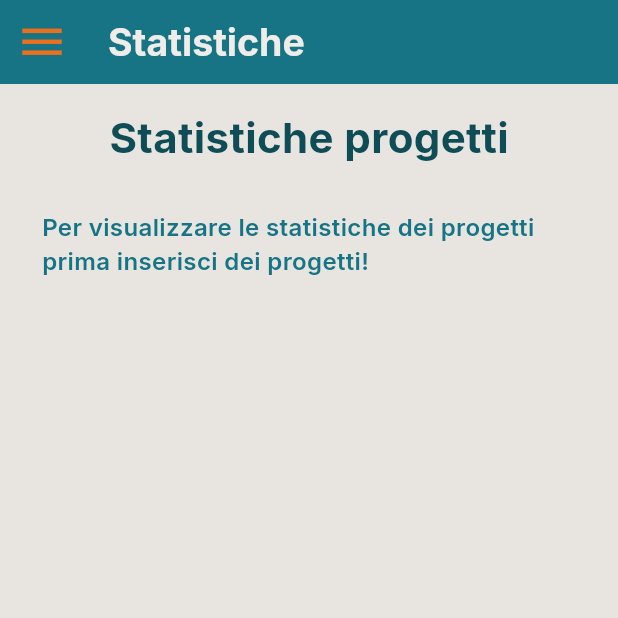
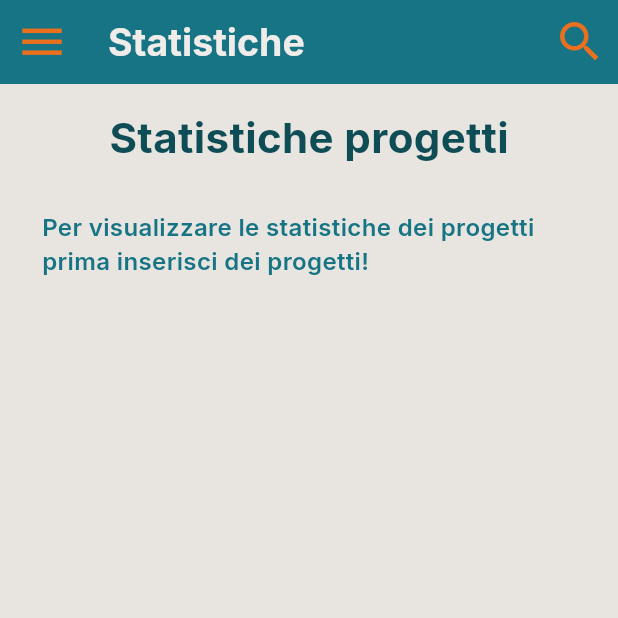
Before and after one commit to apiantonio/OneTask, a Flutter app: the Statistiche screen opened directly, on a phone screen of 412 x 824 dp, the top half of it. Run offline on Flutter 3.47's test engine with Material 3 defaults, Android fonts, the phone set to English and light mode, and no system bars; our stand-ins replace fl_chart, google_fonts, shared_preferences, sqflite; accounts and stored records are empty.

```diff
--- a/lib/main.dart
+++ b/lib/main.dart
@@ -1,4 +1,5 @@
 //import 'package:OneTask/services/database_helper.dart';
+import 'package:OneTask/services/database_helper.dart';
 import 'package:OneTask/widgets/floating_buttons_dashboard.dart';
 import 'package:flutter/material.dart';
 import 'package:shared_preferences/shared_preferences.dart';
@@ -9,10 +10,10 @@ import 'screens/dashboard_view.dart';
 void main() async {
   WidgetsFlutterBinding.ensureInitialized();
   final prefs = await SharedPreferences.getInstance();
+  //await DatabaseHelper.instance.populateDatabase();
   // Imposta il valore predefinito 'Home' come sezione selezionata del Drawer ad ogni avvio dell'app
   await prefs.setString('selectedTileDrawer', 'Home');
   runApp(const OTDashboard());
-  //DatabaseHelper.instance.populateDatabase();
 }
 
 class OTDashboard extends StatelessWidget {
--- a/lib/screens/statistiche.dart
+++ b/lib/screens/statistiche.dart
@@ -29,7 +29,7 @@ class StatisticheState extends State<Statistiche> {
   @override
   Widget build(BuildContext context) {
     return Scaffold(
-      appBar: const OTAppBar(title: 'Statistiche', withSearchbar: false, sourcePage: 'Statistiche'),
+      appBar: const OTAppBar(title: 'Statistiche', sourcePage: 'Statistiche'),
       drawer: const OTDrawer(),
       backgroundColor: const Color(0XFFE8E5E0),
       body: SingleChildScrollView(
--- a/lib/widgets/project_item.dart
+++ b/lib/widgets/project_item.dart
@@ -4,8 +4,8 @@ import 'package:google_fonts/google_fonts.dart';
 
 class ProjectItem extends StatelessWidget {
   final Progetto project;
-  final Function(Progetto) viewSingleProject;
-  final Function(Progetto) updateProject;
+  final void Function(Progetto) viewSingleProject;
+  final void Function(Progetto) updateProject;
   const ProjectItem({super.key, required this.project, required this.viewSingleProject, required this.updateProject});
 
   @override
```
Also changed, not shown: lib/screens/new_project.dart (+5 -6 lines).
